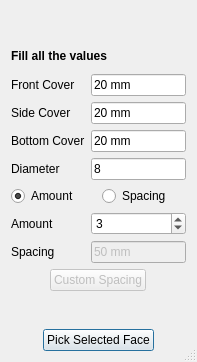
The window that StraightRebar.ui (amrit3701/FreeCAD-Reinforcement) describes before a commit, drawn with Qt 5.
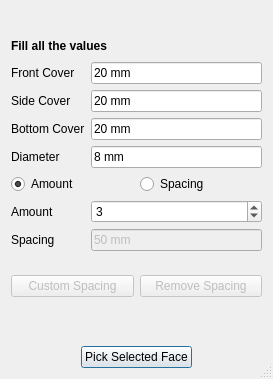
The same window after the commit. Custom widgets are drawn as their Qt base class.

Commit message: introduced custom spacing button in all rebar dialog box

What changed in the file:
```diff
--- a/StraightRebar.ui
+++ b/StraightRebar.ui
@@ -6,8 +6,8 @@
    <rect>
     <x>0</x>
     <y>0</y>
-    <width>197</width>
-    <height>362</height>
+    <width>273</width>
+    <height>379</height>
    </rect>
   </property>
   <property name="windowTitle">
@@ -86,21 +86,17 @@
        </property>
       </widget>
      </item>
-     <item row="7" column="0">
-      <widget class="QLabel" name="amountLabel">
+     <item row="3" column="1">
+      <widget class="Gui::InputField" name="diameter">
        <property name="text">
-        <string>Amount</string>
+        <string>8 mm</string>
        </property>
-      </widget>
-     </item>
-     <item row="9" column="0">
-      <widget class="QLabel" name="spacingLabel">
-       <property name="text">
-        <string>Spacing</string>
+       <property name="unit" stdset="0">
+        <string notr="true"/>
        </property>
       </widget>
      </item>
-     <item row="5" column="0" colspan="2">
+     <item row="4" column="0" colspan="2">
       <layout class="QHBoxLayout" name="horizontalLayout">
        <item>
         <widget class="Gui::PrefRadioButton" name="amount_radio">
@@ -127,20 +123,14 @@
        </item>
       </layout>
      </item>
-     <item row="9" column="1">
-      <widget class="Gui::InputField" name="spacing">
-       <property name="enabled">
-        <bool>false</bool>
-       </property>
+     <item row="5" column="0">
+      <widget class="QLabel" name="amountLabel">
        <property name="text">
-        <string>50 mm</string>
-       </property>
-       <property name="unit" stdset="0">
-        <string notr="true"/>
+        <string>Amount</string>
        </property>
       </widget>
      </item>
-     <item row="7" column="1">
+     <item row="5" column="1">
       <widget class="Gui::PrefSpinBox" name="amount">
        <property name="enabled">
         <bool>true</bool>
@@ -150,10 +140,20 @@
        </property>
       </widget>
      </item>
-     <item row="3" column="1">
-      <widget class="Gui::InputField" name="diameter">
+     <item row="6" column="0">
+      <widget class="QLabel" name="spacingLabel">
        <property name="text">
-        <string>8</string>
+        <string>Spacing</string>
+       </property>
+      </widget>
+     </item>
+     <item row="6" column="1">
+      <widget class="Gui::InputField" name="spacing">
+       <property name="enabled">
+        <bool>false</bool>
+       </property>
+       <property name="text">
+        <string>50 mm</string>
        </property>
        <property name="unit" stdset="0">
         <string notr="true"/>
@@ -191,14 +191,14 @@
      </property>
     </widget>
    </item>
-   <item row="4" column="0">
+   <item row="10" column="0">
     <widget class="QLabel" name="PickSelectedFaceLabel">
      <property name="text">
       <string/>
      </property>
     </widget>
    </item>
-   <item row="5" column="0" alignment="Qt::AlignHCenter">
+   <item row="11" column="0" alignment="Qt::AlignHCenter">
     <widget class="QPushButton" name="PickSelectedFace">
      <property name="enabled">
       <bool>true</bool>
@@ -211,15 +211,35 @@
      </property>
     </widget>
    </item>
-   <item row="3" column="0" alignment="Qt::AlignHCenter">
-    <widget class="QPushButton" name="customSpacing">
-     <property name="enabled">
-      <bool>false</bool>
+   <item row="5" column="0" rowspan="3">
+    <layout class="QHBoxLayout" name="horizontalLayout_2">
+     <property name="spacing">
+      <number>6</number>
      </property>
-     <property name="text">
-      <string>Custom Spacing</string>
+     <property name="topMargin">
+      <number>0</number>
      </property>
-    </widget>
+     <item>
+      <widget class="QPushButton" name="customSpacing">
+       <property name="enabled">
+        <bool>false</bool>
+       </property>
+       <property name="text">
+        <string>Custom Spacing</string>
+       </property>
+      </widget>
+     </item>
+     <item>
+      <widget class="QPushButton" name="removeCustomSpacing">
+       <property name="enabled">
+        <bool>false</bool>
+       </property>
+       <property name="text">
+        <string>Remove Spacing</string>
+       </property>
+      </widget>
+     </item>
+    </layout>
    </item>
   </layout>
  </widget>
```
Left out of the diff: 3 changed lines with no effect on the pictures. The commit also changes 6 other files.
